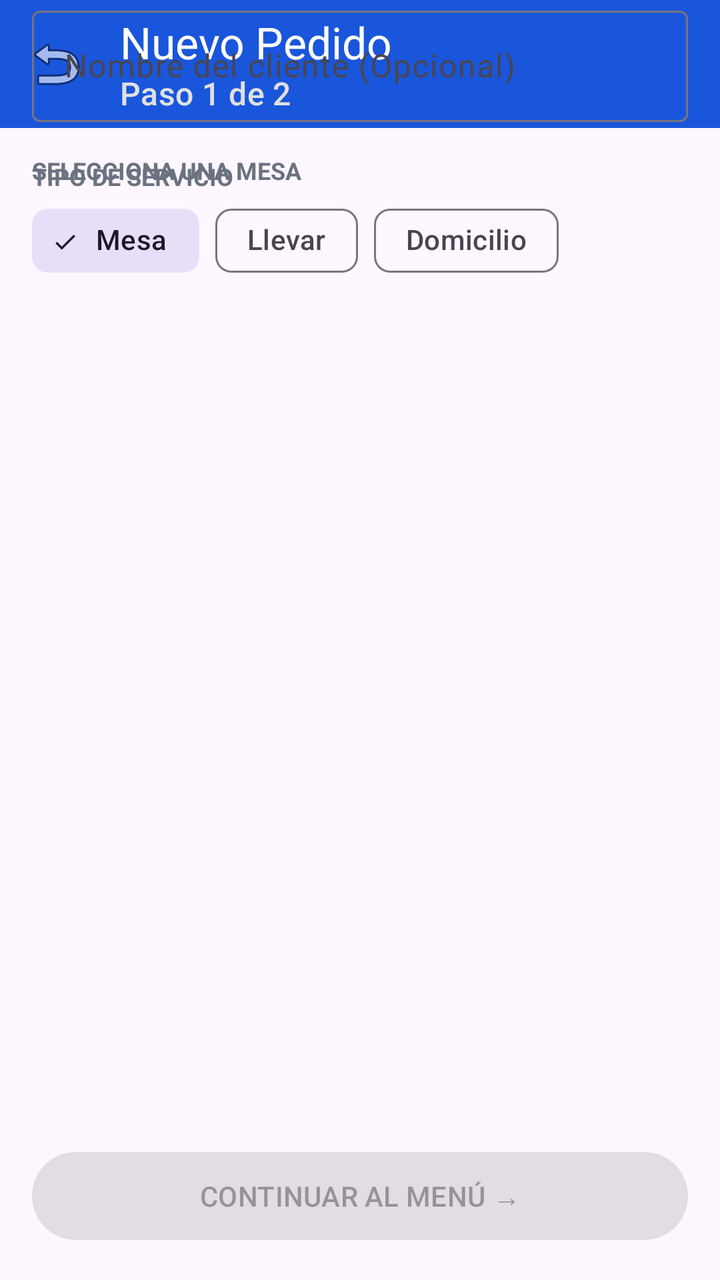
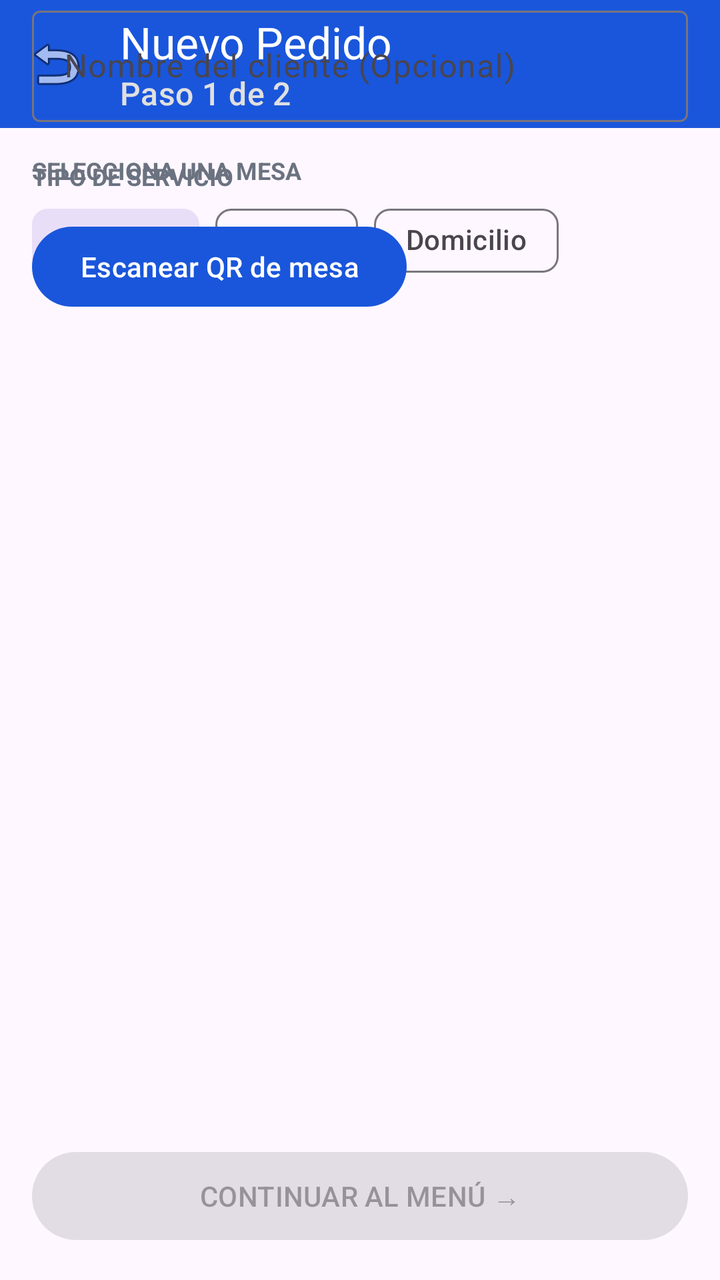

Before-and-after screenshots of an Android layout around one commit, followed by the original layout XML and the change that was made.
<!-- AndroidManifest.xml: application theme Theme.CafeteriaPOS -->
<!-- res/layout/activity_table_selector.xml -->
<?xml version="1.0" encoding="utf-8"?>
<androidx.constraintlayout.widget.ConstraintLayout xmlns:android="http://schemas.android.com/apk/res/android"
    xmlns:app="http://schemas.android.com/apk/res-auto"
    android:layout_width="match_parent"
    android:layout_height="match_parent"
    android:background="?attr/colorSurface">

    <com.google.android.material.appbar.AppBarLayout
        android:id="@+id/appBarLayout"
        android:layout_width="match_parent"
        android:layout_height="wrap_content"
        app:layout_constraintTop_toTopOf="parent">

        <com.google.android.material.appbar.MaterialToolbar
            android:id="@+id/toolbar"
            android:layout_width="match_parent"
            android:layout_height="?attr/actionBarSize"
            android:background="?attr/colorPrimary"
            app:titleTextColor="@android:color/white"
            app:subtitleTextColor="#E0E0E0"
            app:title="Nuevo Pedido"
            app:subtitle="Paso 1 de 2"
            app:navigationIcon="@android:drawable/ic_menu_revert" />
    </com.google.android.material.appbar.AppBarLayout>

    <TextView
        android:id="@+id/tvServiceTypeLabel"
        android:layout_width="wrap_content"
        android:layout_height="wrap_content"
        android:layout_margin="16dp"
        android:text="TIPO DE SERVICIO"
        android:textSize="12sp"
        android:textStyle="bold"
        android:textColor="#6b7280"
        app:layout_constraintTop_toBottomOf="@id/appBarLayout"
        app:layout_constraintStart_toStartOf="parent" />

    <com.google.android.material.chip.ChipGroup
        android:id="@+id/cgServiceType"
        android:layout_width="match_parent"
        android:layout_height="wrap_content"
        android:layout_marginHorizontal="16dp"
        app:singleSelection="true"
        app:selectionRequired="true"
        app:layout_constraintTop_toBottomOf="@id/tvServiceTypeLabel">

        <com.google.android.material.chip.Chip
            android:id="@+id/chipMesa"
            style="@style/Widget.Material3.Chip.Filter"
            android:layout_width="wrap_content"
            android:layout_height="wrap_content"
            android:text="Mesa"
            android:checked="true" />

        <com.google.android.material.chip.Chip
            android:id="@+id/chipLlevar"
            style="@style/Widget.Material3.Chip.Filter"
            android:layout_width="wrap_content"
            android:layout_height="wrap_content"
            android:text="Llevar" />

        <com.google.android.material.chip.Chip
            android:id="@+id/chipDomicilio"
            style="@style/Widget.Material3.Chip.Filter"
            android:layout_width="wrap_content"
            android:layout_height="wrap_content"
            android:text="Domicilio" />
    </com.google.android.material.chip.ChipGroup>

    <com.google.android.material.textfield.TextInputLayout
        android:id="@+id/tilCustomerName"
        style="@style/Widget.Material3.TextInputLayout.OutlinedBox"
        android:layout_width="match_parent"
        android:layout_height="wrap_content"
        android:layout_marginHorizontal="16dp"
        android:layout_marginTop="8dp"
        android:hint="Nombre del cliente (Opcional)">

        <com.google.android.material.textfield.TextInputEditText
            android:id="@+id/etCustomerName"
            android:layout_width="match_parent"
            android:layout_height="wrap_content"
            android:inputType="textPersonName" />
    </com.google.android.material.textfield.TextInputLayout>

    <com.google.android.material.textfield.TextInputLayout
        android:id="@+id/tilCustomerAddress"
        style="@style/Widget.Material3.TextInputLayout.OutlinedBox"
        android:layout_width="match_parent"
        android:layout_height="wrap_content"
        android:layout_marginHorizontal="16dp"
        android:layout_marginTop="8dp"
        android:hint="Dirección de entrega"
        android:visibility="gone"
        app:layout_constraintTop_toBottomOf="@id/tilCustomerName">

        <com.google.android.material.textfield.TextInputEditText
            android:id="@+id/etCustomerAddress"
            android:layout_width="match_parent"
            android:layout_height="wrap_content"
            android:inputType="textPostalAddress" />
    </com.google.android.material.textfield.TextInputLayout>

    <TextView
        android:id="@+id/tvTablesLabel"
        android:layout_width="wrap_content"
        android:layout_height="wrap_content"
        android:layout_margin="16dp"
        android:text="SELECCIONA UNA MESA"
        android:textSize="12sp"
        android:textStyle="bold"
        android:textColor="#6b7280"
        app:layout_constraintTop_toBottomOf="@id/tilCustomerAddress"
        app:layout_constraintStart_toStartOf="parent" />

    <ProgressBar
        android:id="@+id/progressBar"
        android:layout_width="wrap_content"
        android:layout_height="wrap_content"
        app:layout_constraintTop_toBottomOf="@id/tvTablesLabel"
        app:layout_constraintStart_toStartOf="parent"
        app:layout_constraintEnd_toEndOf="parent"
        android:layout_marginTop="16dp" />

    <androidx.recyclerview.widget.RecyclerView
        android:id="@+id/rvTables"
        android:layout_width="match_parent"
        android:layout_height="0dp"
        android:layout_margin="12dp"
        app:layout_constraintTop_toBottomOf="@id/tvTablesLabel"
        app:layout_constraintBottom_toTopOf="@id/btnContinue" />

    <com.google.android.material.button.MaterialButton
        android:id="@+id/btnContinue"
        android:layout_width="match_parent"
        android:layout_height="52dp"
        android:layout_margin="16dp"
        android:text="CONTINUAR AL MENÚ →"
        android:enabled="false"
        app:layout_constraintBottom_toBottomOf="parent" />

</androidx.constraintlayout.widget.ConstraintLayout>
<!-- resources referenced by this layout -->
<resources>
  <style name="Theme.CafeteriaPOS" parent="Theme.Material3.Light.NoActionBar">
          <item name="colorPrimary">@color/primary</item>
          <item name="colorPrimaryDark">@color/primary_dark</item>
          <item name="colorSecondary">@color/secondary</item>
          <item name="colorError">@color/error</item>
          <item name="android:windowBackground">@color/background</item>
          <item name="android:textColorPrimary">@color/text_primary</item>
          <item name="android:textColorSecondary">@color/text_secondary</item>
      </style>
  <color name="primary">#1a56db</color>
  <color name="primary_dark">#1341b0</color>
  <color name="secondary">#0e9f6e</color>
  <color name="error">#dc2626</color>
  <color name="background">#f3f4f6</color>
  <color name="text_primary">#111827</color>
  <color name="text_secondary">#6b7280</color>
</resources>

<!-- the commit's change to res/layout/activity_table_selector.xml (unified diff, before → after) -->
@@ -113,6 +113,17 @@
         app:layout_constraintTop_toBottomOf="@id/tilCustomerAddress"
         app:layout_constraintStart_toStartOf="parent" />
 
+    <com.google.android.material.button.MaterialButton
+        android:id="@+id/btnScanQr"
+        android:layout_width="wrap_content"
+        android:layout_height="48dp"
+        android:layout_margin="16dp"
+        android:text="Escanear QR de mesa"
+        android:icon="@android:drawable/ic_menu_camera"
+        app:iconTint="@android:color/white"
+        app:layout_constraintTop_toBottomOf="@id/tvTablesLabel"
+        app:layout_constraintStart_toStartOf="parent" />
+
     <ProgressBar
         android:id="@+id/progressBar"
         android:layout_width="wrap_content"
@@ -127,7 +138,7 @@
         android:layout_width="match_parent"
         android:layout_height="0dp"
         android:layout_margin="12dp"
-        app:layout_constraintTop_toBottomOf="@id/tvTablesLabel"
+        app:layout_constraintTop_toBottomOf="@id/btnScanQr"
         app:layout_constraintBottom_toTopOf="@id/btnContinue" />
 
     <com.google.android.material.button.MaterialButton
